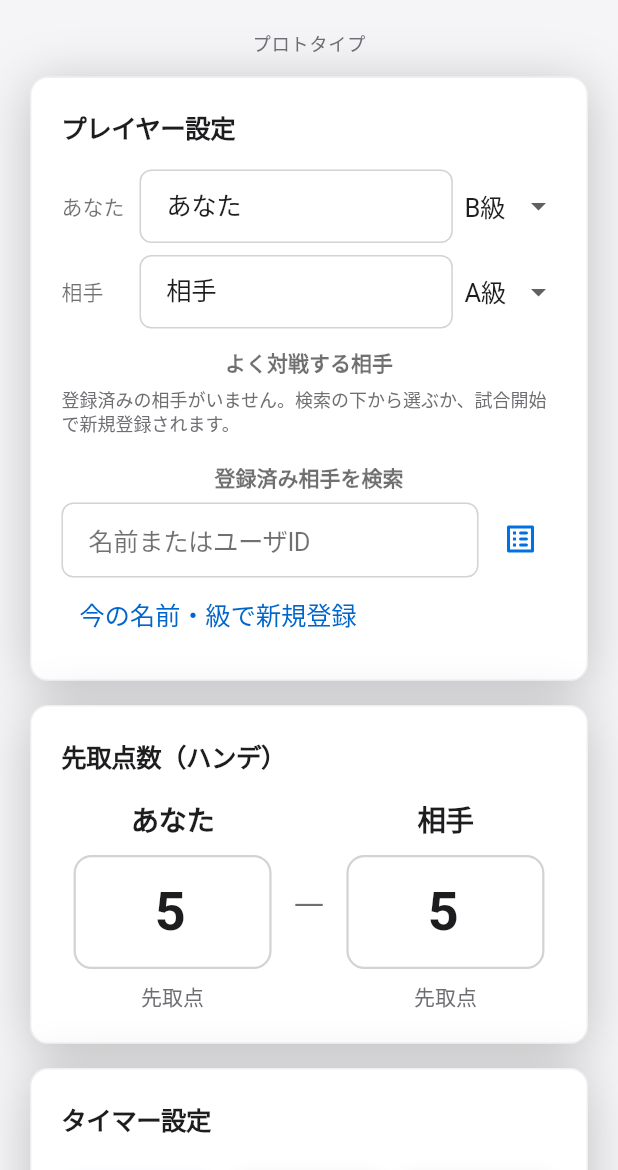
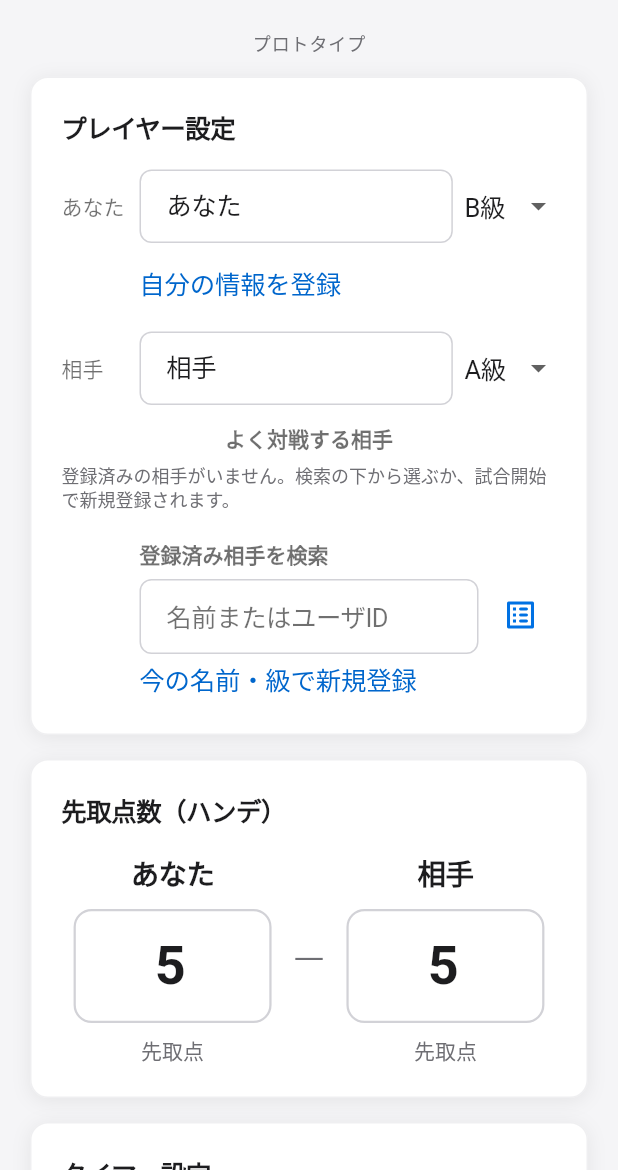
Before and after one commit to 7aota7-ai/billiards_flutter, a Flutter app: the screen it shows after launch, on a phone screen of 412 x 824 dp, the part 66-1236 px from its top. Run offline on Flutter 3.47's test engine with Material 3 defaults, Android fonts, the phone set to English and light mode, and no system bars; our stand-ins replace shared_preferences; Roboto replaces fonts that are missing (Meiryo UI).

Commit message:
feat: 自分プロフィール単一登録・UI整列・カード影を弱く
- SelfProfileRepository: 端末1件保存(meA…)、登録ボタンと試合開始でID確保
- MatchSetup: p1UserKey を追加
- 設定: あなたは入力+級+テキストリンク登録、相手ブロックのインデントをラベル列に揃える
- タイマー設定: 狭い幅では A/B/C タイルを縦並び
- AppleCard 共通の cardShadow を弱く、試合終了オーバーレイも同トーンに

Made-with: Cursor

```diff
--- a/lib/models/scoreboard_models.dart
+++ b/lib/models/scoreboard_models.dart
@@ -30,6 +30,7 @@ class MatchSetup {
     required this.p2Name,
     required this.p1Rank,
     required this.p2Rank,
+    required this.p1UserKey,
     required this.p2OpponentKey,
     required this.p1Target,
     required this.p2Target,
@@ -42,6 +43,9 @@ class MatchSetup {
 
   final String p1Name;
   final String p2Name;
+
+  /// アーカイブ用。自分プロフィール（例: meA0001）
+  final String p1UserKey;
 
   /// アーカイブ用。相手を一意に識別（例: billA0001）
   final String p2OpponentKey;
--- a/lib/screens/setup_screen.dart
+++ b/lib/screens/setup_screen.dart
@@ -4,8 +4,12 @@ import 'package:flutter/services.dart';
 import '../models/scoreboard_models.dart';
 import '../models/opponent_record.dart';
 import '../services/opponent_repository.dart';
+import '../services/self_profile_repository.dart';
 import '../theme/apple_theme.dart';
 import 'game_screen.dart';
+
+/// `_LabeledRow` のラベル列幅。入力・リンクの左端を揃える。
+const double _kLabeledContentInset = 52;
 
 class SetupScreen extends StatefulWidget {
   const SetupScreen({super.key});
@@ -16,6 +20,7 @@ class SetupScreen extends StatefulWidget {
 
 class _SetupScreenState extends State<SetupScreen> {
   final _oppRepo = OpponentRepository();
+  final _selfRepo = SelfProfileRepository();
   final _p1Name = TextEditingController(text: 'あなた');
   final _p2Name = TextEditingController(text: '相手');
   final _p2Search = TextEditingController();
@@ -42,15 +47,38 @@ class _SetupScreenState extends State<SetupScreen> {
   @override
   void initState() {
     super.initState();
-    _oppRepo.ensureLoaded().then((_) {
+    Future.wait([
+      _oppRepo.ensureLoaded(),
+      _selfRepo.ensureLoaded(),
+    ]).then((_) {
       if (!mounted) return;
-      setState(_refreshOpponentUi);
+      final self = _selfRepo.load();
+      setState(() {
+        if (self != null) {
+          _p1Name.text = self.displayName;
+          _p1Rank = self.rank;
+        }
+        _refreshOpponentUi();
+      });
     });
   }
 
   void _refreshOpponentUi() {
     _p2SearchResults = _oppRepo.search(_p2Search.text);
     _topCandidates = _oppRepo.topFrequentOrRecent(limit: 3);
+  }
+
+  Future<void> _saveMyProfile() async {
+    await _selfRepo.ensureLoaded();
+    await _selfRepo.saveMyProfile(
+      displayName: _p1Name.text,
+      rank: _p1Rank,
+    );
+    if (!mounted) return;
+    setState(() {});
+    ScaffoldMessenger.of(context).showSnackBar(
+      const SnackBar(content: Text('自分の情報を登録しました')),
+    );
   }
 
   void _applyOpponent(OpponentRecord o) {
@@ -194,6 +222,13 @@ class _SetupScreenState extends State<SetupScreen> {
     final p2 = _p2Name.text.trim().isEmpty ? 'P2' : _p2Name.text.trim();
 
     await _oppRepo.ensureLoaded();
+    await _selfRepo.ensureLoaded();
+
+    final p1Key = await _selfRepo.userKeyForMatch(
+      displayName: p1,
+      rank: _p1Rank,
+    );
+
     final String p2Key;
     if (_p2OpponentId != null) {
       p2Key = _p2OpponentId!;
@@ -214,6 +249,7 @@ class _SetupScreenState extends State<SetupScreen> {
       p2Name: p2,
       p1Rank: _p1Rank,
       p2Rank: _p2Rank,
+      p1UserKey: p1Key,
       p2OpponentKey: p2Key,
       p1Target: v1,
       p2Target: v2,
@@ -284,7 +320,41 @@ class _SetupScreenState extends State<SetupScreen> {
                     ],
                   ),
                 ),
-                const SizedBox(height: 8),
+                const SizedBox(height: 10),
+                Padding(
+                  padding: const EdgeInsets.only(left: _kLabeledContentInset),
+                  child: Align(
+                    alignment: Alignment.centerLeft,
+                    child: TextButton(
+                      style: TextButton.styleFrom(
+                        padding: const EdgeInsets.symmetric(horizontal: 0, vertical: 4),
+                        minimumSize: Size.zero,
+                        tapTargetSize: MaterialTapTargetSize.shrinkWrap,
+                      ),
+                      onPressed: _saveMyProfile,
+                      child: const Text('自分の情報を登録'),
+                    ),
+                  ),
+                ),
+                Builder(
+                  builder: (context) {
+                    final self = _selfRepo.load();
+                    if (self == null) return const SizedBox.shrink();
+                    return Padding(
+                      padding: const EdgeInsets.only(left: _kLabeledContentInset, top: 8),
+                      child: Align(
+                        alignment: Alignment.centerLeft,
+                        child: Text(
+                          'ユーザID: ${self.id}',
+                          style: tt.labelSmall?.copyWith(
+                            color: AppleColors.glyphGraySecondary,
+                          ),
+                        ),
+                      ),
+                    );
+                  },
+                ),
+                const SizedBox(height: 16),
                 _LabeledRow(
                   label: '相手',
                   child: Row(
@@ -391,6 +461,11 @@ class _SetupScreenState extends State<SetupScreen> {
                     ],
                   ),
                 const SizedBox(height: 14),
+                Padding(
+                  padding: const EdgeInsets.only(left: _kLabeledContentInset),
+                  child: Column(
+                    crossAxisAlignment: CrossAxisAlignment.stretch,
+                    children: [
                       Text(
                         '登録済み相手を検索',
                         style: tt.bodyMedium?.copyWith(
@@ -466,6 +541,11 @@ class _SetupScreenState extends State<SetupScreen> {
                       Align(
                         alignment: Alignment.centerLeft,
                         child: TextButton(
+                          style: TextButton.styleFrom(
+                            padding: const EdgeInsets.symmetric(horizontal: 0, vertical: 4),
+                            minimumSize: Size.zero,
+                            tapTargetSize: MaterialTapTargetSize.shrinkWrap,
+                          ),
                           onPressed: () async {
                             await _oppRepo.ensureLoaded();
                             final rec = await _oppRepo.registerNew(
@@ -480,6 +560,9 @@ class _SetupScreenState extends State<SetupScreen> {
                             });
                           },
                           child: const Text('今の名前・級で新規登録'),
+                        ),
+                      ),
+                    ],
                   ),
                 ),
               ],
@@ -543,49 +626,72 @@ class _SetupScreenState extends State<SetupScreen> {
                       // 親幅から十分な固定高を決めて 3 枚を必ず表示する
                       final w = constraints.maxWidth;
                       final cardHeight = (128 + w * 0.12).clamp(200.0, 260.0);
+                      const narrowBreak = 600.0;
+                      final narrow = w < narrowBreak;
+
+                      Widget tileA() => SizedBox(
+                            height: cardHeight,
+                            width: narrow ? double.infinity : null,
+                            child: _TimerModeTile(
+                              title: 'A  持ち時間',
+                              subtitle: '各自の持ち時間のあと、1ショットタイマーに切り替わります',
+                              selected: _tab == TimerTabKind.totalThenShot,
+                              onTap: () => setState(() => _tab = TimerTabKind.totalThenShot),
+                            ),
+                          );
+                      Widget tileB() => SizedBox(
+                            height: cardHeight,
+                            width: narrow ? double.infinity : null,
+                            child: _TimerModeTile(
+                              title: 'B  1ショットクロック',
+                              subtitle: '1ショットごとにカウント。一時停止・リセットは相手が操作',
+                              selected: _tab == TimerTabKind.shotClockOnly,
+                              onTap: () => setState(() => _tab = TimerTabKind.shotClockOnly),
+                            ),
+                          );
+                      Widget tileC() => SizedBox(
+                            height: cardHeight,
+                            width: narrow ? double.infinity : null,
+                            child: _TimerModeTile(
+                              title: 'C  制限なし',
+                              subtitle: 'タイマーなしで進行します',
+                              selected: _tab == TimerTabKind.unlimited,
+                              onTap: () => setState(() => _tab = TimerTabKind.unlimited),
+                            ),
+                          );
+
+                      if (narrow) {
+                        return Column(
+                          crossAxisAlignment: CrossAxisAlignment.stretch,
+                          children: [
+                            tileA(),
+                            const SizedBox(height: 10),
+                            tileB(),
+                            const SizedBox(height: 10),
+                            tileC(),
+                          ],
+                        );
+                      }
+
                       return Row(
                         crossAxisAlignment: CrossAxisAlignment.start,
                         children: [
                           Expanded(
                             child: Padding(
                               padding: const EdgeInsets.only(right: 4),
-                              child: SizedBox(
-                                height: cardHeight,
-                                child: _TimerModeTile(
-                                  title: 'A  持ち時間',
-                                  subtitle: '各自の持ち時間のあと、1ショットタイマーに切り替わります',
-                                  selected: _tab == TimerTabKind.totalThenShot,
-                                  onTap: () => setState(() => _tab = TimerTabKind.totalThenShot),
-                                ),
-                              ),
+                              child: tileA(),
                             ),
                           ),
                           Expanded(
                             child: Padding(
                               padding: const EdgeInsets.symmetric(horizontal: 4),
-                              child: SizedBox(
-                                height: cardHeight,
-                                child: _TimerModeTile(
-                                  title: 'B  1ショットクロック',
-                                  subtitle: '1ショットごとにカウント。一時停止・リセットは相手が操作',
-                                  selected: _tab == TimerTabKind.shotClockOnly,
-                                  onTap: () => setState(() => _tab = TimerTabKind.shotClockOnly),
-                                ),
-                              ),
+                              child: tileB(),
                             ),
                           ),
                           Expanded(
                             child: Padding(
                               padding: const EdgeInsets.only(left: 4),
-                              child: SizedBox(
-                                height: cardHeight,
-                                child: _TimerModeTile(
-                                  title: 'C  制限なし',
-                                  subtitle: 'タイマーなしで進行します',
-                                  selected: _tab == TimerTabKind.unlimited,
-                                  onTap: () => setState(() => _tab = TimerTabKind.unlimited),
-                                ),
-                              ),
+                              child: tileC(),
                             ),
                           ),
                         ],
--- /dev/null
+++ b/lib/services/self_profile_repository.dart
@@ -0,0 +1,147 @@
+import 'dart:convert';
+
+import 'package:shared_preferences/shared_preferences.dart';
+
+import '../models/scoreboard_models.dart';
+
+/// 端末に1件だけ保持する「あなた」プロフィール（ユーザIDは初回採番後ずっと同じ）
+class StoredSelfProfile {
+  const StoredSelfProfile({
+    required this.id,
+    required this.displayName,
+    required this.rank,
+  });
+
+  final String id;
+  final String displayName;
+  final PlayerRank rank;
+
+  Map<String, dynamic> toJson() => {
+        'id': id,
+        'name': displayName,
+        'rank': rank.name,
+      };
+
+  static StoredSelfProfile? fromJsonString(String? raw) {
+    if (raw == null || raw.isEmpty) return null;
+    final j = jsonDecode(raw) as Map<String, dynamic>;
+    final rankName = j['rank'] as String? ?? PlayerRank.b.name;
+    return StoredSelfProfile(
+      id: j['id'] as String,
+      displayName: j['name'] as String? ?? 'あなた',
+      rank: PlayerRank.values.firstWhere(
+        (e) => e.name == rankName,
+        orElse: () => PlayerRank.b,
+      ),
+    );
+  }
+}
+
+class SelfProfileRepository {
+  SelfProfileRepository();
+
+  static const _kSingle = 'self_profile_single_v2';
+  static const _kLegacyList = 'self_players_json_v1';
+  static const _kNextA = 'self_next_a_v1';
+  static const _kNextB = 'self_next_b_v1';
+
+  SharedPreferences? _prefs;
+
+  Future<void> ensureLoaded() async {
+    _prefs ??= await SharedPreferences.getInstance();
+    await _migrateLegacyIfNeeded();
+  }
+
+  /// 旧「複数自分」リストがあれば先頭1件だけ新形式へ移す
+  Future<void> _migrateLegacyIfNeeded() async {
+    final p = _prefs!;
+    if (p.getString(_kSingle) != null) return;
+    final legacy = p.getString(_kLegacyList);
+    if (legacy == null || legacy.isEmpty) return;
+    try {
+      final list = jsonDecode(legacy) as List<dynamic>;
+      if (list.isEmpty) return;
+      final first = list.first as Map<String, dynamic>;
+      final id = first['id'] as String? ?? await _allocateNextId();
+      final rankName = first['rank'] as String? ?? PlayerRank.b.name;
+      final rank = PlayerRank.values.firstWhere(
+        (e) => e.name == rankName,
+        orElse: () => PlayerRank.b,
+      );
+      final name = first['name'] as String? ?? 'あなた';
+      await _write(StoredSelfProfile(id: id, displayName: name, rank: rank));
+      await p.remove(_kLegacyList);
+    } catch (_) {}
+  }
+
+  StoredSelfProfile? load() {
+    final raw = _prefs?.getString(_kSingle);
+    return StoredSelfProfile.fromJsonString(raw);
+  }
+
+  Future<String> _allocateNextId() async {
+    await ensureLoaded();
+    var nextA = _prefs!.getInt(_kNextA) ?? 1;
+    var nextB = _prefs!.getInt(_kNextB) ?? 1;
+    if (nextA <= 9999) {
+      final id = 'meA${nextA.toString().padLeft(4, '0')}';
+      await _prefs!.setInt(_kNextA, nextA + 1);
+      return id;
+    }
+    if (nextB <= 9999) {
+      final id = 'meB${nextB.toString().padLeft(4, '0')}';
+      await _prefs!.setInt(_kNextB, nextB + 1);
+      return id;
+    }
+    return 'meX${DateTime.now().millisecondsSinceEpoch}';
+  }
+
+  Future<void> _write(StoredSelfProfile p) async {
+    await ensureLoaded();
+    await _prefs!.setString(_kSingle, jsonEncode(p.toJson()));
+  }
+
+  /// 「自分の情報を登録」: 初回は ID 採番。2回目以降は1件を上書き。級だけ変えたときは級のみ更新。
+  Future<StoredSelfProfile> saveMyProfile({
+    required String displayName,
+    required PlayerRank rank,
+  }) async {
+    await ensureLoaded();
+    final name = displayName.trim().isEmpty ? 'あなた' : displayName.trim();
+    final existing = load();
+
+    if (existing == null) {
+      final id = await _allocateNextId();
+      final p = StoredSelfProfile(id: id, displayName: name, rank: rank);
+      await _write(p);
+      return p;
+    }
+
+    final nameUnchanged = existing.displayName == name;
+    if (nameUnchanged && existing.rank != rank) {
+      final p = StoredSelfProfile(
+        id: existing.id,
+        displayName: existing.displayName,
+        rank: rank,
+      );
+      await _write(p);
+      return p;
+    }
+
+    final p = StoredSelfProfile(id: existing.id, displayName: name, rank: rank);
+    await _write(p);
+    return p;
+  }
+
+  /// 試合開始用: 保存済み ID があればそれを返す。なければフォーム内容で保存して ID を返す。
+  Future<String> userKeyForMatch({
+    required String displayName,
+    required PlayerRank rank,
+  }) async {
+    await ensureLoaded();
+    final existing = load();
+    if (existing != null) return existing.id;
+    final p = await saveMyProfile(displayName: displayName, rank: rank);
+    return p.id;
+  }
+}
--- a/lib/theme/apple_theme.dart
+++ b/lib/theme/apple_theme.dart
@@ -25,12 +25,12 @@ abstract final class AppleColors {
   static const Color navGlass = Color(0xCC000000);
   static const Color focusRing = Color(0x330071E3);
 
-  /// Card shadow: rgba(0,0,0,0.22) 3px 5px 30px
+  /// カード影（設定・スコアボード共通。強すぎない程度）
   static List<BoxShadow> cardShadow = [
     BoxShadow(
-      color: const Color(0x38000000),
-      offset: const Offset(0, 5),
-      blurRadius: 30,
+      color: const Color(0x12000000),
+      offset: const Offset(0, 2),
+      blurRadius: 10,
       spreadRadius: 0,
     ),
   ];
```
Also changed, not shown: lib/screens/game_screen.dart (+6 -5 lines). Lines whose indentation alone changed are shown as unchanged.
